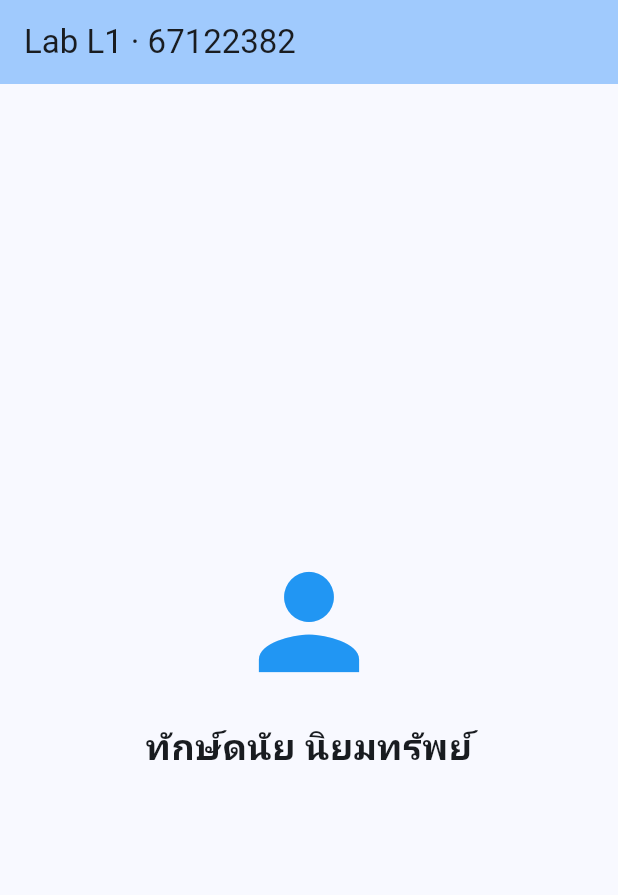
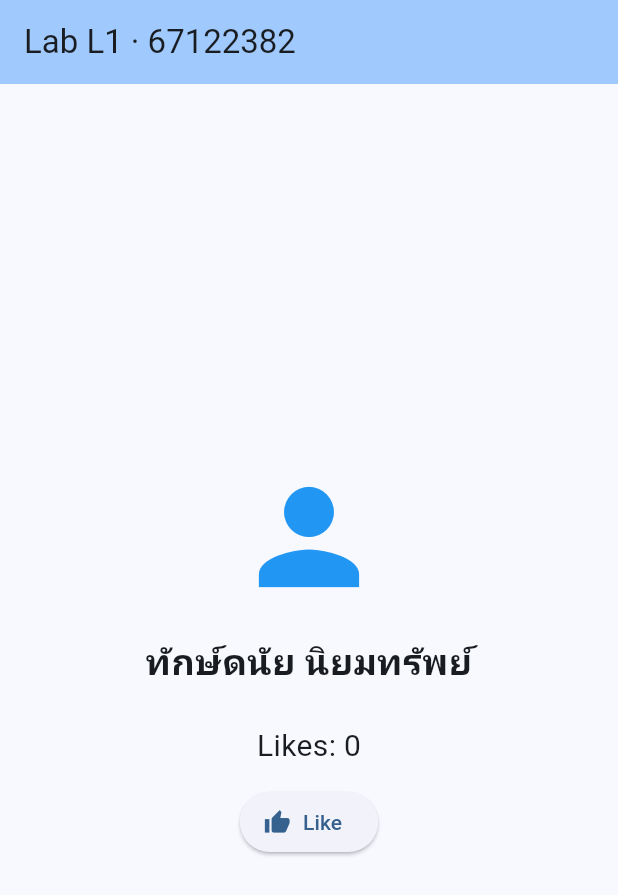
Before and after one commit to premmybabyloveyou/Coe67-332, a Flutter app: the screen it shows after launch, on a phone screen of 412 x 824 dp. Shown: the top 895 px of the screen. Run offline on Flutter 3.47's test engine with Material 3 defaults, Android fonts, the phone set to English and light mode, and no system bars.

Commit message:
feat:like botton and homepage update

```diff
--- a/lab01_profile/lib/main.dart
+++ b/lab01_profile/lib/main.dart
@@ -11,6 +11,7 @@ class MyApp extends StatelessWidget {
   Widget build(BuildContext context) {
     return MaterialApp(
       title: 'About me',
+      debugShowCheckedModeBanner: false,
       theme: ThemeData(
         colorScheme: ColorScheme.fromSeed(seedColor: Colors.blue),
         useMaterial3: true,
@@ -20,8 +21,21 @@ class MyApp extends StatelessWidget {
   }
 }
 
-class HomePage extends StatelessWidget {
+class HomePage extends StatefulWidget {
   const HomePage({super.key});
+
+  @override
+  State<HomePage> createState() => _HomePageState();
+}
+
+class _HomePageState extends State<HomePage> {
+  int _likes = 0;
+
+  void _incrementLikes() {
+    setState(() {
+      _likes++;
+    });
+  }
 
   @override
   Widget build(BuildContext context) {
@@ -30,19 +44,30 @@ class HomePage extends StatelessWidget {
         title: const Text('Lab L1 · 67122382'),
         backgroundColor: Theme.of(context).colorScheme.inversePrimary,
       ),
-      body: const Center(
+      body: Center(
         child: Column(
           mainAxisAlignment: MainAxisAlignment.center,
           children: [
-            Icon(Icons.person, size: 100, color: Colors.blue),
-            SizedBox(height: 16),
-            Text(
+            const Icon(Icons.person, size: 100, color: Colors.blue),
+            const SizedBox(height: 16),
+            const Text(
               'ทักษ์ดนัย นิยมทรัพย์',
               style: TextStyle(fontSize: 24, fontWeight: FontWeight.bold),
+            ),
+            const SizedBox(height: 24),
+            Text(
+              'Likes: $_likes',
+              style: const TextStyle(fontSize: 20),
+            ),
+            const SizedBox(height: 12),
+            ElevatedButton.icon(
+              onPressed: _incrementLikes,
+              icon: const Icon(Icons.thumb_up),
+              label: const Text('Like'),
             ),
           ],
         ),
       ),
     );
-  }
 }
+}
```
